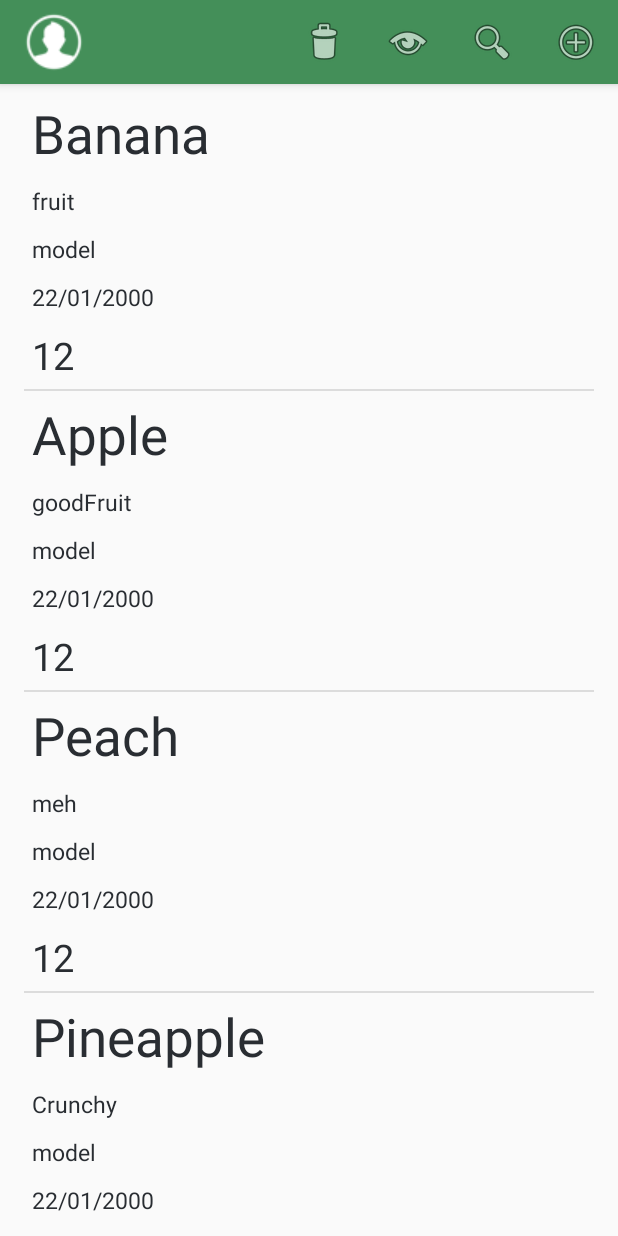
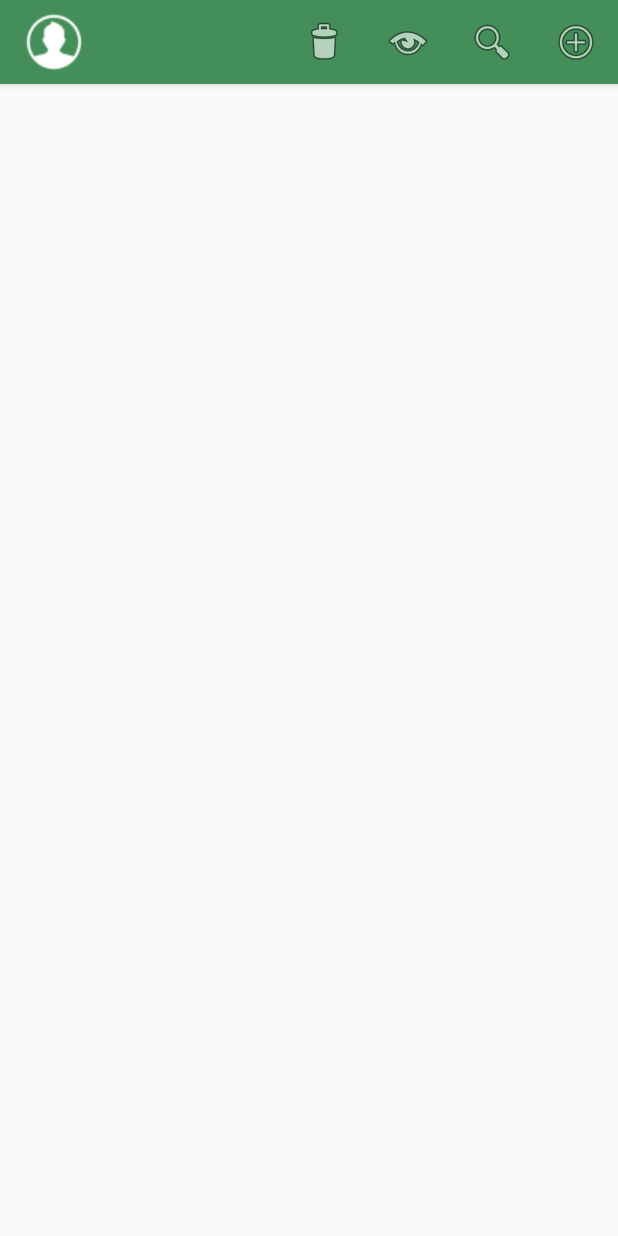
Before and after one commit to CMPUT301F23T09/Bread-Heads, an Android app: the screen it shows after launch (MainActivity), on a phone screen of 412 x 824 dp. Run offline under Robolectric (Android 15) with nearby library versions, the phone set to English and light mode, and no system bars.

Commit message:
minor bug fixes
fixed data entry check, and removed test cases from main, itemList/itemViews/adapters are still in main however

```diff
--- a/app/app/build.gradle.kts
+++ b/app/app/build.gradle.kts
@@ -5,7 +5,7 @@ plugins {
 
 android {
     namespace = "com.example.breadheadsinventorymanager"
-    compileSdk = 34
+    compileSdk = 33
 
     defaultConfig {
         applicationId = "com.example.breadheadsinventorymanager"
@@ -36,7 +36,9 @@ dependencies {
     implementation(platform("com.google.firebase:firebase-bom:32.3.1"))
     implementation("com.google.firebase:firebase-firestore")
     implementation("androidx.constraintlayout:constraintlayout:2.1.4")
+    coreLibraryDesugaring("com.android.tools.desugar_jdk:2.0.3")
     testImplementation("junit:junit:4.13.2")
     androidTestImplementation("androidx.test.ext:junit:1.1.5")
     androidTestImplementation("androidx.test.espresso:espresso-core:3.5.1")
+
 }
--- a/app/app/src/main/java/com/example/breadheadsinventorymanager/MainActivity.java
+++ b/app/app/src/main/java/com/example/breadheadsinventorymanager/MainActivity.java
@@ -54,19 +54,7 @@ public class MainActivity extends AppCompatActivity implements AddItemFragment.O
         //makeSearchAdapter = new SearchableAdapter(this, R.layout.main_menu_list_content, itemList);
 
         // test cases for sample data
-        Item item1 = new Item("22/01/2000", "Banana", "fruit", "model", "123456789", 12);
-        Item item2 = new Item("22/01/2000", "Apple", "goodFruit", "model", "123456789", 12);
-        Item item3 = new Item("22/01/2000", "Peach", "meh", "model", "123456789", 12);
-        Item item4 = new Item("22/01/2000", "Pineapple", "Crunchy", "model", "123456789", 12);
-        Item item5 = new Item("22/01/2000", "Strawberry", "Pepperidge Farms", "model", "123456789", 12);
 
-        itemList.add(item1);
-        itemList.add(item2);
-        itemList.add(item3);
-        itemList.add(item4);
-        itemList.add(item5);
-
-        itemArrayAdapter.notifyDataSetChanged();
         // END OF ADAPTER SETUP DELETE BEFORE MERGING!
     }
 
```
Also changed, not shown: app/app/src/main/java/com/example/breadheadsinventorymanager/AddItemFragment.java (+8 -12 lines), 1 other file.
